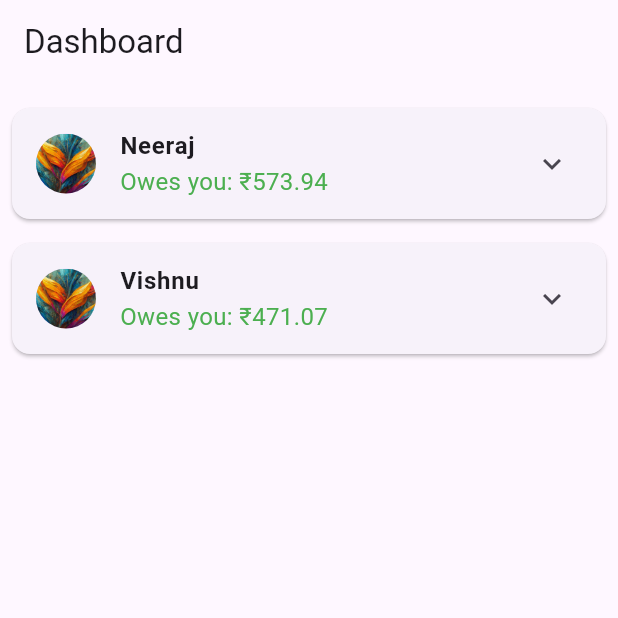
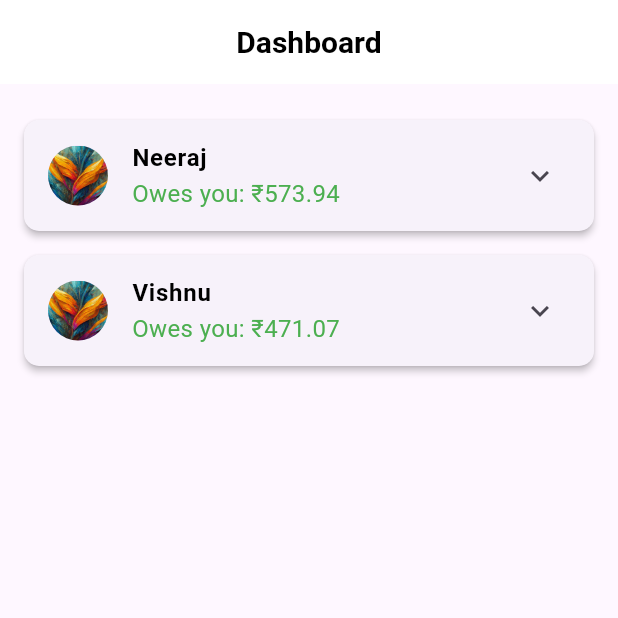
Before and after one commit to brittotprince/Lets_Split_UI-Flutter-, a Flutter app: the screen it shows after launch, on a phone screen of 412 x 824 dp, the top half of it. Run offline on Flutter 3.47's test engine with Material 3 defaults, Android fonts, the phone set to English and light mode, and no system bars; our stand-ins replace go_router, image_picker, permission_handler; missing offline and left inert: flutter_sound.

Commit message:
Trying dashboard beautification

```diff
--- a/lib/dashboard_screen.dart
+++ b/lib/dashboard_screen.dart
@@ -32,9 +32,17 @@ class DashboardScreen extends StatelessWidget {
     return Scaffold(
       appBar: AppBar(
         title: Text('Dashboard'),
+        backgroundColor: Colors.white,
+        elevation: 0,
+        centerTitle: true,
+        titleTextStyle: TextStyle(
+          color: Colors.black,
+          fontSize: 20,
+          fontWeight: FontWeight.bold,
+        ),
       ),
       body: Padding(
-        padding: const EdgeInsets.all(8.0),
+        padding: const EdgeInsets.all(16.0),
         child: ListView(
           children: data['transactionsPerPerson'].entries.map<Widget>((entry) {
             final userId = entry.key;
@@ -46,13 +54,17 @@ class DashboardScreen extends StatelessWidget {
 
             return Card(
               margin: EdgeInsets.symmetric(vertical: 8.0),
+              shape: RoundedRectangleBorder(
+                borderRadius: BorderRadius.circular(10),
+              ),
+              elevation: 2,
               child: ExpansionTile(
                 leading: CircleAvatar(
                   backgroundImage: AssetImage('assets/profile1.jpg'),
                 ),
                 title: Text(
                   userName,
-                  style: TextStyle(fontWeight: FontWeight.bold),
+                  style: TextStyle(fontWeight: FontWeight.bold, color: Colors.black),
                 ),
                 subtitle: Text(
                   totalOwesYou > 0
@@ -66,11 +78,12 @@ class DashboardScreen extends StatelessWidget {
                   final groupName = transactionEntry.key;
                   final transaction = transactionEntry.value;
                   return ListTile(
-                    title: Text('Group Name: $groupName'),
+                    title: Text('Group Name: $groupName', style: TextStyle(color: Colors.black)),
                     subtitle: Text(
                       transaction['owes_you'] > 0
                           ? 'Owes you: ₹${transaction['owes_you']}'
                           : 'You owe: ₹${transaction['you_owe']}',
+                      style: TextStyle(color: Colors.black54),
                     ),
                   );
                 }).toList(),
```
